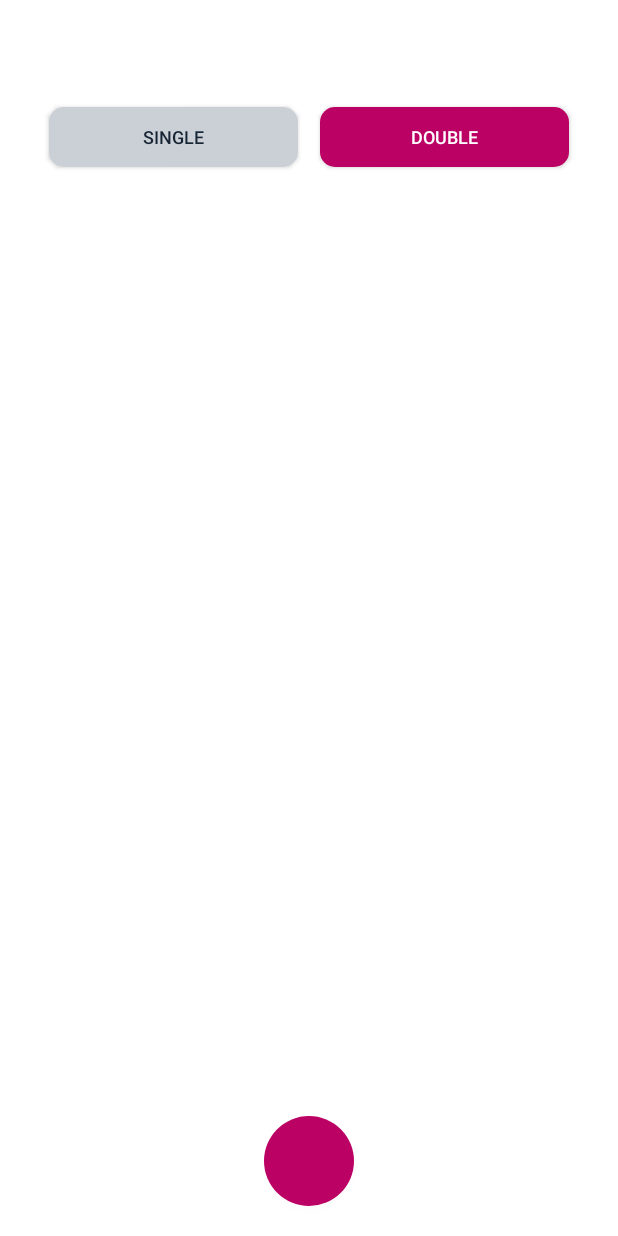
After one commit to mohammed-elkrnshawy/SVAGO, an Android app: the ClassTransferActivity screen opened directly, with no data from a screen before it, on a phone screen of 412 x 824 dp. The commit adds this screen. Run offline under Robolectric (Android 15) with nearby library versions, the phone set to English and light mode, and no system bars.

Commit message:
Reservation Class

```diff
--- a/app/src/main/AndroidManifest.xml
+++ b/app/src/main/AndroidManifest.xml
@@ -9,6 +9,7 @@
         android:roundIcon="@mipmap/ic_launcher_round"
         android:supportsRtl="true"
         android:theme="@style/AppTheme">
+        <activity android:name=".ClassTransferActivity"/>
         <activity android:name=".HomeActivity" />
         <activity android:name=".SplashActivity">
             <intent-filter>
--- /dev/null
+++ b/app/src/main/java/com/example/svago/ClassTransferActivity.java
@@ -0,0 +1,13 @@
+package com.example.svago;
+
+import android.support.v7.app.AppCompatActivity;
+import android.os.Bundle;
+
+public class ClassTransferActivity extends AppCompatActivity {
+
+    @Override
+    protected void onCreate(Bundle savedInstanceState) {
+        super.onCreate(savedInstanceState);
+        setContentView(R.layout.activity_class_transfer);
+    }
+}
--- /dev/null
+++ b/app/src/main/res/drawable/shape_btn_gray.xml
@@ -0,0 +1,12 @@
+<selector xmlns:android="http://schemas.android.com/apk/res/android">
+
+    <item>
+        <shape android:shape="rectangle">
+            <solid android:color="@color/ColorGray"/>
+            <stroke android:color="@color/colorPrimary"
+                android:width="0dp"></stroke>
+            <corners android:radius="10dp"></corners>
+        </shape>
+    </item>
+
+</selector>
--- /dev/null
+++ b/app/src/main/res/drawable/shape_btn_ring.xml
@@ -0,0 +1,12 @@
+<selector xmlns:android="http://schemas.android.com/apk/res/android">
+
+    <item>
+        <shape android:shape="rectangle">
+            <solid android:color="@color/ColorPink"/>
+            <stroke android:color="@color/colorPrimary"
+                android:width="0dp"></stroke>
+            <corners android:radius="90dp"></corners>
+        </shape>
+    </item>
+
+</selector>
--- /dev/null
+++ b/app/src/main/res/layout/activity_class_transfer.xml
@@ -0,0 +1,80 @@
+<?xml version="1.0" encoding="utf-8"?>
+<RelativeLayout
+    android:background="@color/colorWhite"
+    xmlns:android="http://schemas.android.com/apk/res/android"
+    xmlns:app="http://schemas.android.com/apk/res-auto"
+    xmlns:tools="http://schemas.android.com/tools"
+    android:layout_width="match_parent"
+    android:layout_height="match_parent"
+    tools:context=".ClassTransferActivity">
+
+
+    <android.support.v7.widget.Toolbar
+        android:id="@+id/toolbar"
+        android:layout_width="match_parent"
+        android:layout_height="?android:attr/actionBarSize"></android.support.v7.widget.Toolbar>
+
+
+    <LinearLayout
+        android:orientation="horizontal"
+        android:layout_marginStart="25dp"
+        android:layout_marginEnd="25dp"
+        android:layout_marginBottom="10dp"
+        android:layout_marginTop="10dp"
+        android:layout_below="@id/toolbar"
+        android:layout_width="match_parent"
+        android:layout_height="wrap_content">
+
+        <Button
+            android:layout_marginStart="7dp"
+            android:layout_marginEnd="7dp"
+            android:layout_weight="1"
+            android:layout_marginTop="5dp"
+            android:layout_marginBottom="5dp"
+            android:background="@drawable/shape_btn_gray"
+            android:elevation="@dimen/dimenElevation"
+            android:layout_gravity="center"
+            android:textAlignment="center"
+            android:textColor="@color/colorBlack"
+            android:textSize="12sp"
+            android:text="@string/single"
+            android:layout_width="match_parent"
+            android:layout_height="40dp" />
+
+        <Button
+            android:layout_marginEnd="7dp"
+            android:layout_marginStart="7dp"
+            android:layout_weight="1"
+            android:layout_marginTop="5dp"
+            android:layout_marginBottom="5dp"
+            android:background="@drawable/shape_btn_book"
+            android:elevation="@dimen/dimenElevation"
+            android:layout_gravity="center"
+            android:textAlignment="center"
+            android:textColor="@color/colorWhite"
+            android:textSize="12sp"
+            android:text="@string/doub"
+            android:layout_width="match_parent"
+            android:layout_height="40dp" />
+
+
+    </LinearLayout>
+
+
+
+
+    <Button
+        android:layout_margin="20dp"
+        android:layout_centerHorizontal="true"
+        android:layout_alignParentBottom="true"
+        android:background="@drawable/shape_btn_ring"
+        android:elevation="@dimen/dimenElevation"
+        android:layout_gravity="center"
+        android:textAlignment="center"
+        android:textColor="@color/colorWhite"
+        android:textSize="12sp"
+        android:layout_width="60dp"
+        android:layout_height="60dp" />
+
+
+</RelativeLayout>
--- a/app/src/main/res/values/colors.xml
+++ b/app/src/main/res/values/colors.xml
@@ -15,4 +15,5 @@
     <color name="colorRed1">#ad0726</color>
     <color name="colorRed2">#570413</color>
     <color name="ColorPink">#bc0164</color>
+    <color name="ColorGray">#cad0d6</color>
 </resources>
--- /dev/null
+++ b/app/src/main/res/values/dimens.xml
@@ -0,0 +1,4 @@
+<?xml version="1.0" encoding="utf-8"?>
+<resources>
+    <dimen name="dimenElevation">30dp</dimen>
+</resources>
--- a/app/src/main/res/values/strings.xml
+++ b/app/src/main/res/values/strings.xml
@@ -7,4 +7,6 @@
     <string name="car">Car</string>
     <string name="super_deals">Super Deal</string>
     <string name="Proceed_Book">Proceed to Book</string>
+    <string name="single">Single</string>
+    <string name="doub">Double</string>
 </resources>
```
